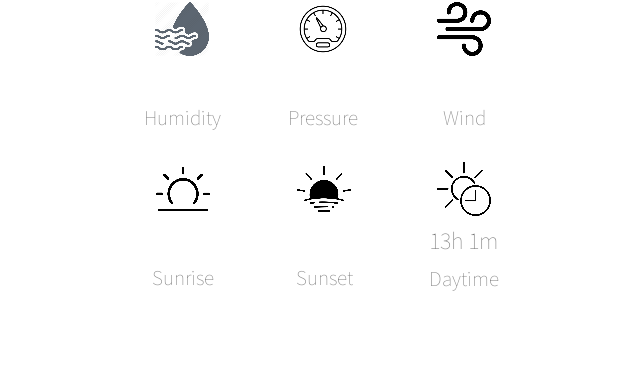
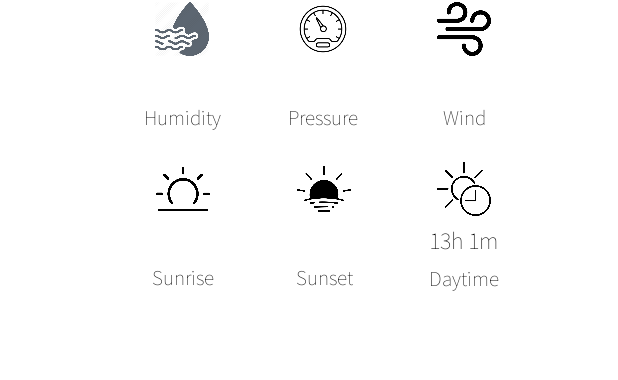
Before and after one commit to DzhaparovBekmamat/MyWeatherApp.kg, an Android app: the layout activity_main.xml on its own in the app's theme, with its tools: preview values and no code run, on a phone screen of 412 x 824 dp. Shown: the part 525-905 px from the top of the screen. Run offline under Robolectric (Android 15) with nearby library versions, the phone set to English and light mode, and no system bars.

Commit message:
Initial commit

```diff
--- a/app/src/main/java/com/example/weatherappkg/data/repository/WeatherRepository.kt
+++ b/app/src/main/java/com/example/weatherappkg/data/repository/WeatherRepository.kt
@@ -20,10 +20,10 @@ class WeatherRepository @Inject constructor(
 //    private val api =
 //        ApiClient().retrofitClient() // экземпляр API-клиента. Это позволяет получить доступ к методам API для получения данных о погоде
 
-    fun getWeather(): LiveData<WeatherModel> { //LiveData - это компонент архитектуры Jetpack, который обеспечивает возможность наблюдать за изменениями данных
+    fun getWeather(name: String): LiveData<WeatherModel> { //LiveData - это компонент архитектуры Jetpack, который обеспечивает возможность наблюдать за изменениями данных
         val livedata =
             MutableLiveData<WeatherModel>() //является подклассом и предоставляет методы для обновления данных.
-        api.getCurrentWeather().enqueue(object :
+        api.getCurrentWeather(city = name).enqueue(object :
             Callback<WeatherModel> { //выполнение асинхронного запроса. enqueue - позволяет отправить запрос и определить обратные вызовы для обработки более успешного овтета или ошибки.
             override fun onResponse(
                 call: Call<WeatherModel>, response: Response<WeatherModel>
--- a/app/src/main/java/com/example/weatherappkg/ui/MainViewModel.kt
+++ b/app/src/main/java/com/example/weatherappkg/ui/MainViewModel.kt
@@ -21,7 +21,7 @@ class MainViewModel @Inject constructor(
     var livedata: LiveData<WeatherModel> =
         MutableLiveData() //livedata будет содержать данные о погоде и использоваться для наблюдения за обновлениями данных
 
-    fun getWeather() {
-        livedata = repo.getWeather()
+    fun getWeather(name: String) {
+        livedata = repo.getWeather(name)
     }
 }
--- /dev/null
+++ b/app/src/main/res/drawable/background_button.xml
@@ -0,0 +1,5 @@
+<?xml version="1.0" encoding="utf-8"?>
+<shape xmlns:android="http://schemas.android.com/apk/res/android">
+    <corners android:radius="16dp" />
+    <solid android:color="#A9A9A9" />
+</shape>
--- /dev/null
+++ b/app/src/main/res/drawable/background_edit_text.xml
@@ -0,0 +1,5 @@
+<?xml version="1.0" encoding="utf-8"?>
+<shape xmlns:android="http://schemas.android.com/apk/res/android">
+    <corners android:radius="16dp" />
+    <solid android:color="#d3d3d3" />
+</shape>
--- /dev/null
+++ b/app/src/main/res/drawable/location_et.xml
@@ -0,0 +1,5 @@
+<vector android:height="24dp" android:tint="#000000"
+    android:viewportHeight="24" android:viewportWidth="24"
+    android:width="24dp" xmlns:android="http://schemas.android.com/apk/res/android">
+    <path android:fillColor="@android:color/white" android:pathData="M12,2C8.13,2 5,5.13 5,9c0,5.25 7,13 7,13s7,-7.75 7,-13c0,-3.87 -3.13,-7 -7,-7zM12,11.5c-1.38,0 -2.5,-1.12 -2.5,-2.5s1.12,-2.5 2.5,-2.5 2.5,1.12 2.5,2.5 -1.12,2.5 -2.5,2.5z"/>
+</vector>
--- a/app/src/main/res/layout/activity_main.xml
+++ b/app/src/main/res/layout/activity_main.xml
@@ -37,12 +37,14 @@
                 android:layout_marginStart="16dp"
                 android:layout_marginTop="8dp"
                 android:fontFamily="@font/light"
+                android:textColor="@color/black"
                 android:textSize="16sp"
                 app:layout_constraintStart_toStartOf="parent"
                 app:layout_constraintTop_toTopOf="parent"
                 tools:ignore="HardcodedText" />
 
             <Button
+                android:id="@+id/button"
                 android:layout_width="wrap_content"
                 android:layout_height="wrap_content"
                 android:background="@drawable/shape_tv"
@@ -62,6 +64,7 @@
                 android:layout_height="wrap_content"
                 android:layout_marginTop="50dp"
                 android:fontFamily="@font/light"
+                android:textColor="@color/black"
                 android:textSize="44sp"
                 app:layout_constraintEnd_toEndOf="parent"
                 app:layout_constraintStart_toStartOf="parent"
@@ -83,6 +86,7 @@
                 android:layout_width="wrap_content"
                 android:layout_height="wrap_content"
                 android:fontFamily="@font/light"
+                android:textColor="@color/black"
                 android:textSize="14sp"
                 app:layout_constraintEnd_toStartOf="@id/temperature"
                 app:layout_constraintStart_toStartOf="parent"
@@ -96,6 +100,7 @@
                 android:layout_marginTop="60dp"
                 android:drawablePadding="4dp"
                 android:fontFamily="@font/light"
+                android:textColor="@color/black"
                 android:textSize="16sp"
                 app:drawableEndCompat="@drawable/arrow_up"
                 app:layout_constraintEnd_toEndOf="parent"
@@ -110,6 +115,7 @@
                 android:layout_marginTop="5dp"
                 android:drawablePadding="4dp"
                 android:fontFamily="@font/light"
+                android:textColor="@color/black"
                 android:textSize="16sp"
                 app:drawableEndCompat="@drawable/arrow_down"
                 app:layout_constraintEnd_toEndOf="parent"
@@ -132,6 +138,7 @@
                 android:layout_height="wrap_content"
                 android:layout_marginTop="5dp"
                 android:fontFamily="@font/light"
+                android:textColor="@color/black"
                 android:textSize="16sp"
                 app:layout_constraintEnd_toEndOf="@id/humidity"
                 app:layout_constraintStart_toStartOf="@id/humidity"
@@ -145,6 +152,7 @@
                 android:layout_marginTop="5dp"
                 android:fontFamily="@font/light"
                 android:text="Humidity"
+                android:textColor="@color/black"
                 app:layout_constraintEnd_toEndOf="@id/humidity"
                 app:layout_constraintStart_toStartOf="@id/humidity"
                 app:layout_constraintTop_toBottomOf="@id/humidity_percent"
@@ -166,6 +174,7 @@
                 android:layout_height="wrap_content"
                 android:layout_marginTop="5dp"
                 android:fontFamily="@font/light"
+                android:textColor="@color/black"
                 android:textSize="16sp"
                 app:layout_constraintEnd_toEndOf="@id/wind"
                 app:layout_constraintStart_toStartOf="@id/wind"
@@ -178,6 +187,7 @@
                 android:layout_marginTop="5dp"
                 android:fontFamily="@font/light"
                 android:text="Wind"
+                android:textColor="@color/black"
                 app:layout_constraintEnd_toEndOf="@id/wind"
                 app:layout_constraintStart_toStartOf="@id/wind"
                 app:layout_constraintTop_toBottomOf="@id/wind_speed"
@@ -199,6 +209,7 @@
                 android:layout_height="wrap_content"
                 android:layout_marginTop="5dp"
                 android:fontFamily="@font/light"
+                android:textColor="@color/black"
                 android:textSize="16sp"
                 app:layout_constraintEnd_toEndOf="@id/pressure"
                 app:layout_constraintStart_toStartOf="@id/pressure"
@@ -211,6 +222,7 @@
                 android:layout_marginTop="5dp"
                 android:fontFamily="@font/light"
                 android:text="Pressure"
+                android:textColor="@color/black"
                 app:layout_constraintEnd_toEndOf="@id/pressure"
                 app:layout_constraintStart_toStartOf="@id/pressure"
                 app:layout_constraintTop_toBottomOf="@id/pressure_measure"
@@ -243,6 +255,7 @@
                 android:layout_height="wrap_content"
                 android:layout_marginTop="5dp"
                 android:fontFamily="@font/light"
+                android:textColor="@color/black"
                 android:textSize="16sp"
                 app:layout_constraintEnd_toEndOf="@id/sunrise"
                 app:layout_constraintStart_toStartOf="@id/sunrise"
@@ -255,6 +268,7 @@
                 android:layout_marginTop="5dp"
                 android:fontFamily="@font/light"
                 android:text="Sunrise"
+                android:textColor="@color/black"
                 app:layout_constraintEnd_toEndOf="@id/sunrise"
                 app:layout_constraintStart_toStartOf="@id/sunrise"
                 app:layout_constraintTop_toBottomOf="@id/sunrise_time"
@@ -277,6 +291,7 @@
                 android:layout_marginTop="5dp"
                 android:fontFamily="@font/light"
                 android:text="13h 1m"
+                android:textColor="@color/black"
                 android:textSize="16sp"
                 app:layout_constraintEnd_toEndOf="@id/day_time"
                 app:layout_constraintStart_toStartOf="@id/day_time"
@@ -289,6 +304,7 @@
                 android:layout_marginTop="5dp"
                 android:fontFamily="@font/light"
                 android:text="Daytime"
+                android:textColor="@color/black"
                 app:layout_constraintEnd_toEndOf="@id/day_time"
                 app:layout_constraintStart_toStartOf="@id/day_time"
                 app:layout_constraintTop_toBottomOf="@id/day_time_text"
@@ -310,6 +326,7 @@
                 android:layout_height="wrap_content"
                 android:layout_marginTop="5dp"
                 android:fontFamily="@font/light"
+                android:textColor="@color/black"
                 android:textSize="16sp"
                 app:layout_constraintEnd_toEndOf="@id/sunset"
                 app:layout_constraintStart_toStartOf="@id/sunset"
@@ -322,6 +339,7 @@
                 android:layout_marginTop="5dp"
                 android:fontFamily="@font/light"
                 android:text="Sunset"
+                android:textColor="@color/black"
                 app:layout_constraintEnd_toEndOf="@id/sunset"
                 app:layout_constraintStart_toStartOf="@id/sunset"
                 app:layout_constraintTop_toBottomOf="@id/sunrise_time"
--- a/app/src/main/res/values/strings.xml
+++ b/app/src/main/res/values/strings.xml
@@ -1,3 +1,8 @@
 <resources>
     <string name="app_name">MyWeatherApp.kg</string>
+    <!-- TODO: Remove or change this placeholder text -->
+    <string name="hello_blank_fragment">Hello blank fragment</string>
+    <string name="location">Location</string>
+    <string name="bishkek_kyrgyzstan">Bishkek, Kyrgyzstan</string>
+    <string name="search">Search</string>
 </resources>
```
Also changed, not shown: app/src/main/java/com/example/weatherappkg/data/network/retrofit/WeatherApiService.kt (added, +20 -0 lines), app/src/main/java/com/example/weatherappkg/ui/MainActivity.kt (+41 -23 lines), app/src/main/java/com/example/weatherappkg/ui/searchFragment/SearchFragment.kt (added, +30 -0 lines), app/src/main/res/drawable/thunderstorm.xml (added, +7 -0 lines), app/src/main/res/layout/fragment_search.xml (added, +43 -0 lines).
